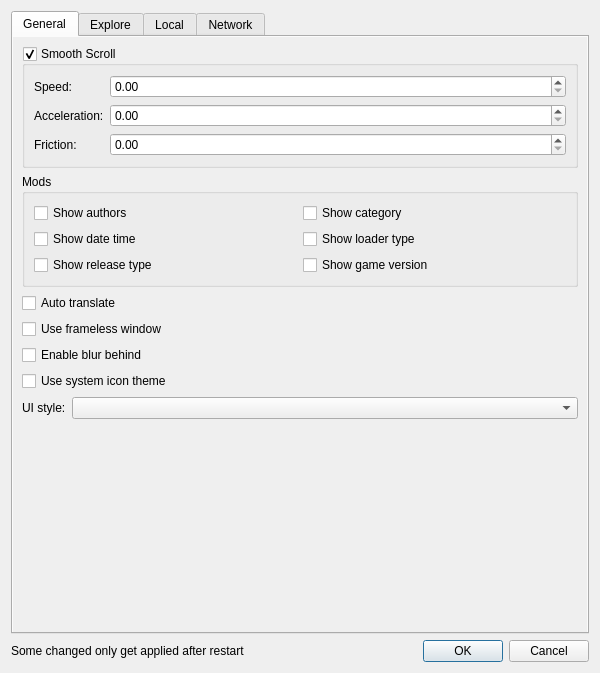
This is src/ui/preferences.ui in kaniol-lck/modmanager as Qt 5 draws it before an edit. The edited form follows.
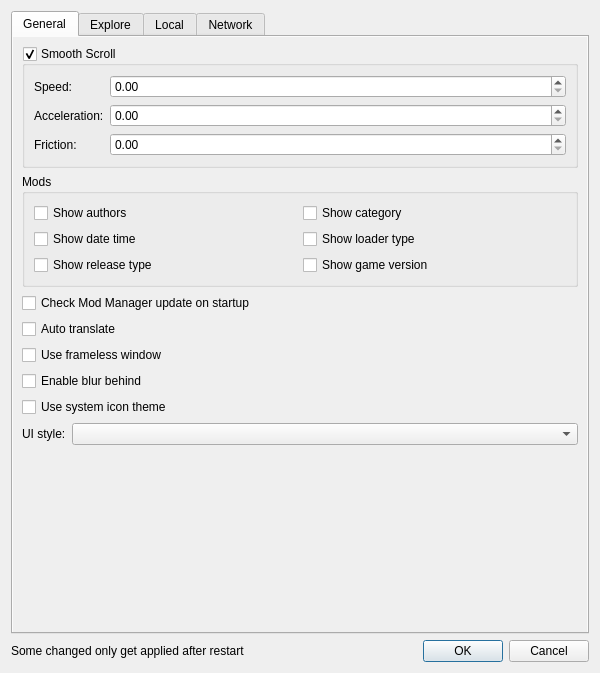
This is the edited form. Icons and pictures are not drawn.

Commit message: toggleable update check & update translation

Patch:
```diff
--- a/src/ui/preferences.ui
+++ b/src/ui/preferences.ui
@@ -179,6 +179,13 @@
              </layout>
             </widget>
            </item>
+           <item>
+            <widget class="QCheckBox" name="autoCheckModManagerUpdate">
+             <property name="text">
+              <string>Check Mod Manager update on startup</string>
+             </property>
+            </widget>
+           </item>
            <item>
             <widget class="QCheckBox" name="autoTranslate">
              <property name="text">
```
The commit also changes 7 other files.
